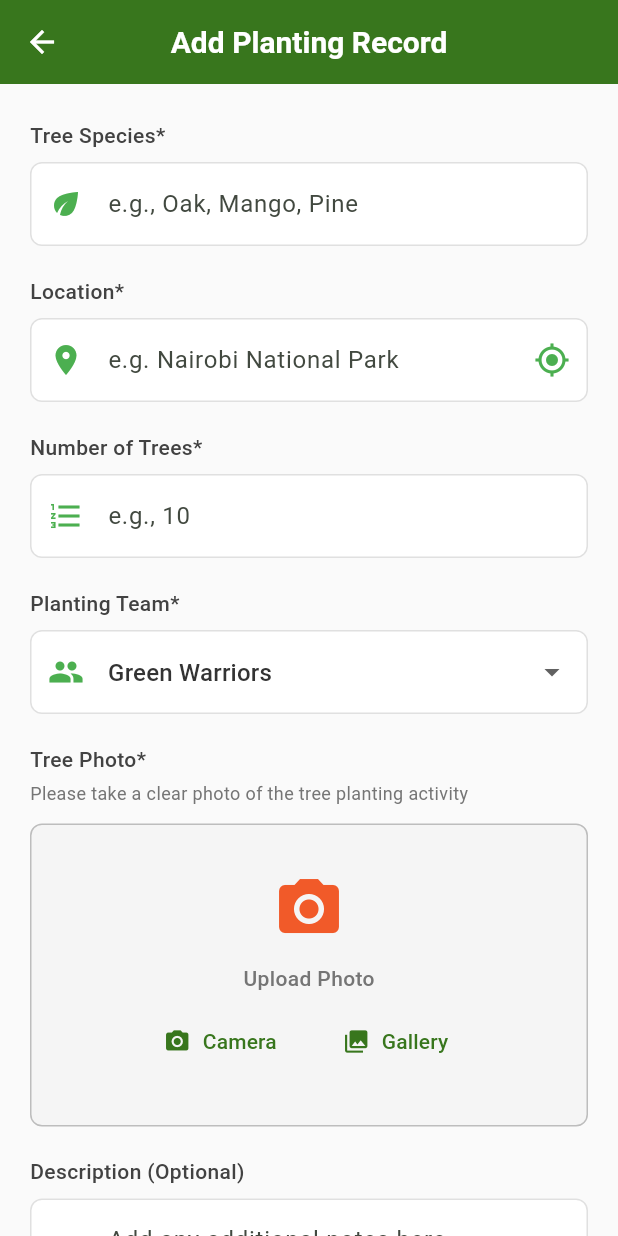
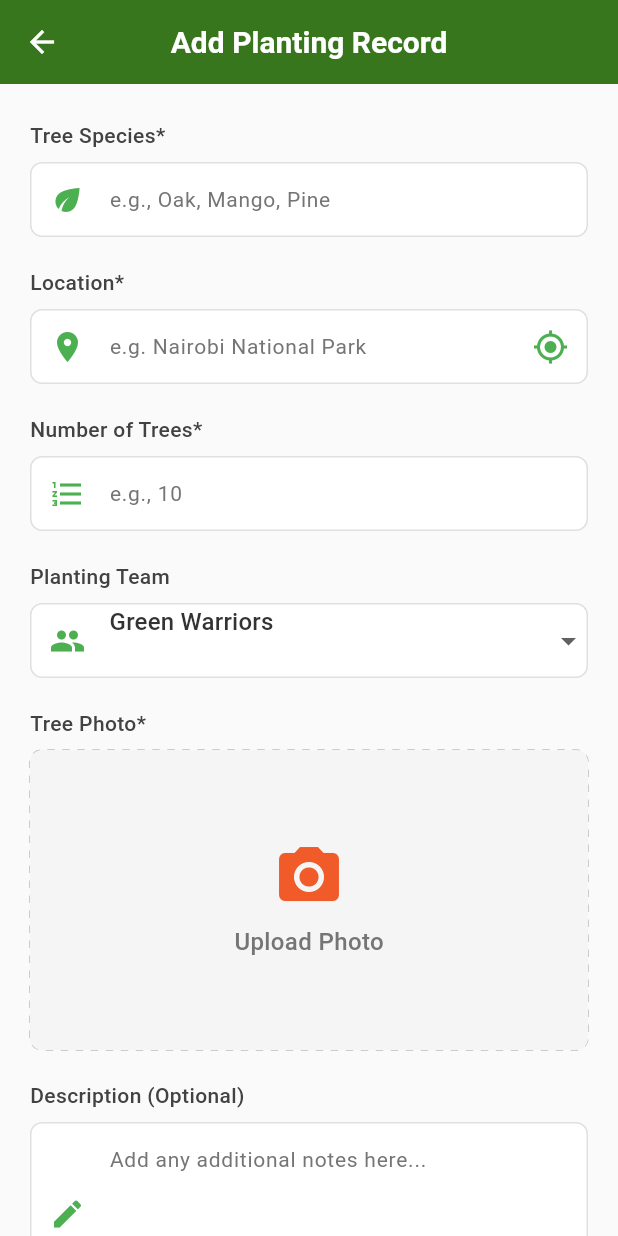
Before and after one commit to Kmtengo/pmi_tree_tracker, a Flutter app: the AddTreeScreen screen opened directly, on a phone screen of 412 x 824 dp. Run offline on Flutter 3.47's test engine with Material 3 defaults, Android fonts, the light colour scheme and no system bars; our stand-ins replace cached_network_image, camera, connectivity_plus, flutter_image_compress, geolocator, google_maps_flutter and 4 more; missing offline and left inert: webview_flutter_android, webview_flutter_wkwebview; accounts and stored records are empty; Roboto replaces fonts that are missing (Segoe UI).

Commit message:
Refactor AddTreeScreen for improved UI and functionality
- Introduced a new input field method to streamline form field creation and enhance consistency.
- Updated layout properties for better alignment and spacing across input fields.
- Enhanced the photo upload section with a custom dashed border and clearer interaction options.
- Added a modal for photo selection to improve user experience when uploading images.
- Refined styles and properties for various UI elements to ensure a cohesive design.

```diff
--- a/lib/screens/add_tree_screen.dart
+++ b/lib/screens/add_tree_screen.dart
@@ -2,6 +2,8 @@
 import 'package:provider/provider.dart';
 import 'package:geolocator/geolocator.dart';
 import 'dart:io';
+import 'dart:ui';
+import 'dart:math' as math;
 import '../view_models/tree_view_model.dart';
 import '../services/photo_service.dart';
 import '../widgets/photo_viewer_widgets.dart';
@@ -226,8 +228,10 @@
             color: Colors.white,
             fontWeight: FontWeight.w600,
             fontSize: 20,
+            fontFamily: 'Roboto',
           ),
         ),
+        centerTitle: true,
         leading: IconButton(
           icon: const Icon(Icons.arrow_back, color: Colors.white),
           onPressed: () => Navigator.of(context).pop(),
@@ -240,17 +244,15 @@
             child: Form(
               key: _formKey,
               child: Column(
-                crossAxisAlignment: CrossAxisAlignment.start,
+                crossAxisAlignment: CrossAxisAlignment.stretch,
                 children: [
                   // Tree Species Field
                   _buildLabel('Tree Species*'),
                   const SizedBox(height: 8),
-                  TextFormField(
+                  _buildInputField(
                     controller: _speciesController,
-                    decoration: _buildInputDecoration(
-                      'e.g., Oak, Mango, Pine',
-                      Icons.eco,
-                    ),
+                    hintText: 'e.g., Oak, Mango, Pine',
+                    prefixIcon: const Icon(Icons.eco, color: Color(0xFF4CAF50)),
                     validator: (value) {
                       if (value == null || value.isEmpty) {
                         return 'Please enter tree species';
@@ -263,24 +265,9 @@
                   // Location Field
                   _buildLabel('Location*'),
                   const SizedBox(height: 8),
-                  TextFormField(
+                  _buildInputField(
                     controller: _locationController,
-                    decoration: InputDecoration(
                     hintText: 'e.g. Nairobi National Park',
-                      filled: true,
-                      fillColor: Colors.white,
-                      border: OutlineInputBorder(
-                        borderRadius: BorderRadius.circular(8),
-                        borderSide: const BorderSide(color: Color(0xFFE0E0E0)),
-                      ),
-                      enabledBorder: OutlineInputBorder(
-                        borderRadius: BorderRadius.circular(8),
-                        borderSide: const BorderSide(color: Color(0xFFE0E0E0)),
-                      ),
-                      focusedBorder: OutlineInputBorder(
-                        borderRadius: BorderRadius.circular(8),
-                        borderSide: BorderSide(color: Theme.of(context).colorScheme.primary),
-                      ),
                     prefixIcon: const Icon(Icons.location_on, color: Color(0xFF4CAF50)),
                     suffixIcon: _isGettingLocation
                         ? const SizedBox(
@@ -295,8 +282,6 @@
                             icon: const Icon(Icons.my_location, color: Color(0xFF4CAF50)),
                             onPressed: _getCurrentLocation,
                           ),
-                      contentPadding: const EdgeInsets.symmetric(horizontal: 16, vertical: 16),
-                    ),
                     validator: (value) {
                       if (value == null || value.isEmpty) {
                         return 'Please enter location';
@@ -309,13 +294,11 @@
                   // Number of Trees Field
                   _buildLabel('Number of Trees*'),
                   const SizedBox(height: 8),
-                  TextFormField(
+                  _buildInputField(
                     controller: _quantityController,
+                    hintText: 'e.g., 10',
                     keyboardType: TextInputType.number,
-                    decoration: _buildInputDecoration(
-                      'e.g., 10',
-                      Icons.format_list_numbered,
-                    ),
+                    prefixIcon: const Icon(Icons.format_list_numbered, color: Color(0xFF4CAF50)),
                     validator: (value) {
                       if (value == null || value.isEmpty) {
                         return 'Please enter number of trees';
@@ -329,13 +312,20 @@
                   const SizedBox(height: 20),
 
                   // Planting Team Field
-                  _buildLabel('Planting Team*'),
+                  _buildLabel('Planting Team'),
                   const SizedBox(height: 8),
-                  DropdownButtonFormField<String>(
+                  Container(
+                    decoration: BoxDecoration(
+                      color: Colors.white,
+                      borderRadius: BorderRadius.circular(8),
+                      border: Border.all(color: const Color(0xFFE0E0E0)),
+                    ),
+                    child: DropdownButtonFormField<String>(
                       value: _teamName,
-                    decoration: _buildInputDecoration(
-                      'Select Team',
-                      Icons.group,
+                      decoration: const InputDecoration(
+                        prefixIcon: Icon(Icons.group, color: Color(0xFF4CAF50)),
+                        border: InputBorder.none,
+                        contentPadding: EdgeInsets.symmetric(horizontal: 16),
                       ),
                       items: _teamNames.map((String team) {
                         return DropdownMenuItem<String>(
@@ -349,127 +339,32 @@
                         });
                       },
                     ),
+                  ),
                   const SizedBox(height: 20),
 
                   // Photo Upload Section
                   _buildLabel('Tree Photo*'),
-                  const SizedBox(height: 4),
-                  const Text(
-                    'Please take a clear photo of the tree planting activity',
-                    style: TextStyle(
-                      fontSize: 12,
-                      color: Color(0xFF757575),
-                    ),
-                  ),
-                  const SizedBox(height: 12),
-                  Container(
-                    decoration: BoxDecoration(
-                      borderRadius: BorderRadius.circular(8),
-                      border: Border.all(
-                        color: const Color(0xFFBDBDBD),
-                        style: BorderStyle.solid,
-                        width: 1,
-                      ),
-                      color: const Color(0xFFF5F5F5),
-                    ),
-                    child: _imagePath == null
-                        ? InkWell(
-                            onTap: _takePhoto,
-                            child: Padding(
-                              padding: const EdgeInsets.symmetric(vertical: 32),
-                              child: Column(
-                                children: [
-                                  Icon(
-                                    Icons.photo_camera,
-                                    size: 48,
-                                    color: Theme.of(context).colorScheme.secondary,
-                                  ),
-                                  const SizedBox(height: 12),
-                                  const Text(
-                                    'Upload Photo',
-                                    style: TextStyle(
-                                      color: Color(0xFF757575),
-                                      fontWeight: FontWeight.w500,
-                                    ),
-                                  ),
                   const SizedBox(height: 8),
-                                  Row(
-                                    mainAxisAlignment: MainAxisAlignment.center,
-                                    children: [
-                                      TextButton.icon(
-                                        icon: const Icon(Icons.camera_alt),
-                                        label: const Text('Camera'),
-                                        onPressed: _takePhoto,
-                                        style: TextButton.styleFrom(
-                                          foregroundColor: const Color(0xFF38761D),
-                                        ),
-                                      ),
-                                      const SizedBox(width: 16),
-                                      TextButton.icon(
-                                        icon: const Icon(Icons.photo_library),
-                                        label: const Text('Gallery'),
-                                        onPressed: _chooseFromGallery,
-                                        style: TextButton.styleFrom(
-                                          foregroundColor: const Color(0xFF38761D),
-                                        ),
-                                      ),
-                                    ],
-                                  ),
-                                ],
-                              ),
-                            ),
-                          )
-                        : Stack(
-                            children: [
-                              GestureDetector(
-                                onTap: _viewImage,
-                                child: ClipRRect(
-                                  borderRadius: BorderRadius.circular(8),
-                                  child: Image.file(
-                                    File(_imagePath!),
-                                    height: 200,
-                                    width: double.infinity,
-                                    fit: BoxFit.cover,
-                                  ),
-                                ),
-                              ),
-                              Positioned(
-                                right: 8,
-                                bottom: 8,
-                                child: Container(
-                                  decoration: BoxDecoration(
-                                    color: Colors.black.withOpacity(0.6),
-                                    borderRadius: BorderRadius.circular(20),
-                                  ),
-                                  child: IconButton(
-                                    icon: const Icon(Icons.zoom_in, color: Colors.white),
-                                    onPressed: _viewImage,
-                                  ),
-                                ),
-                              ),
-                            ],
-                          ),
-                  ),
+                  _buildPhotoUploadArea(),
                   const SizedBox(height: 20),
 
                   // Description Field
                   _buildLabel('Description (Optional)'),
                   const SizedBox(height: 8),
-                  TextFormField(
+                  _buildInputField(
                     controller: _notesController,
-                    maxLines: 3,
-                    decoration: _buildInputDecoration(
-                      'Add any additional notes here...',
-                      Icons.edit,
-                    ),
+                    hintText: 'Add any additional notes here...',
+                    maxLines: 4,
+                    prefixIcon: const Icon(Icons.edit, color: Color(0xFF4CAF50)),
                   ),
                   const SizedBox(height: 32),
 
                   // Submit Button
                   SizedBox(
-                    width: double.infinity,
-                    height: 52,
-                    child: ElevatedButton(
+                    height: 56,
+                    child: ElevatedButton.icon(
+                      icon: const Icon(Icons.check),
+                      label: const Text('Submit Record'),
                       onPressed: treeViewModel.isLoading ? null : _addTree,
                       style: ElevatedButton.styleFrom(
                         backgroundColor: const Color(0xFF38761D),
@@ -477,22 +372,10 @@
                         shape: RoundedRectangleBorder(
                           borderRadius: BorderRadius.circular(8),
                         ),
-                        elevation: 0,
-                      ),
-                      child: treeViewModel.isLoading
-                          ? const SizedBox(
-                              width: 24,
-                              height: 24,
-                              child: CircularProgressIndicator(
-                                color: Colors.white,
-                                strokeWidth: 2,
-                              ),
-                            )
-                          : const Text(
-                              'Submit Record',
-                              style: TextStyle(
+                        textStyle: const TextStyle(
                           fontSize: 16,
                           fontWeight: FontWeight.w600,
+                          fontFamily: 'Roboto',
                         ),
                       ),
                     ),
@@ -513,29 +396,191 @@
         fontSize: 14,
         fontWeight: FontWeight.w500,
         color: Color(0xFF424242),
+        fontFamily: 'Roboto',
       ),
     );
   }
 
-  InputDecoration _buildInputDecoration(String hint, IconData icon) {
-    return InputDecoration(
-      hintText: hint,
-      filled: true,
-      fillColor: Colors.white,
-      border: OutlineInputBorder(
+  Widget _buildInputField({
+    required TextEditingController controller,
+    required String hintText,
+    Widget? prefixIcon,
+    Widget? suffixIcon,
+    TextInputType? keyboardType,
+    int maxLines = 1,
+    String? Function(String?)? validator,
+  }) {
+    return Container(
+      decoration: BoxDecoration(
+        color: Colors.white,
         borderRadius: BorderRadius.circular(8),
-        borderSide: const BorderSide(color: Color(0xFFE0E0E0)),
+        border: Border.all(color: const Color(0xFFE0E0E0)),
       ),
-      enabledBorder: OutlineInputBorder(
+      child: TextFormField(
+        controller: controller,
+        keyboardType: keyboardType,
+        maxLines: maxLines,
+        decoration: InputDecoration(
+          hintText: hintText,
+          hintStyle: const TextStyle(
+            color: Color(0xFF757575),
+            fontSize: 14,
+          ),
+          prefixIcon: prefixIcon,
+          suffixIcon: suffixIcon,
+          border: InputBorder.none,
+          contentPadding: const EdgeInsets.symmetric(horizontal: 16, vertical: 12),
+        ),
+        validator: validator,
+      ),
+    );
+  }
+
+  Widget _buildPhotoUploadArea() {
+    return GestureDetector(
+      onTap: _imagePath == null ? _showPhotoOptions : _viewImage,
+      child: CustomPaint(
+        painter: DashedBorderPainter(
+          color: const Color(0xFFBDBDBD),
+          strokeWidth: 1,
+          gap: 5.0,
+        ),
+        child: Container(
+          height: 200,
+          decoration: BoxDecoration(
+            color: const Color(0xFFF5F5F5),
             borderRadius: BorderRadius.circular(8),
-        borderSide: const BorderSide(color: Color(0xFFE0E0E0)),
           ),
-      focusedBorder: OutlineInputBorder(
+          child: _imagePath == null
+              ? Column(
+                  mainAxisAlignment: MainAxisAlignment.center,
+                  children: [
+                    Icon(
+                      Icons.photo_camera,
+                      size: 48,
+                      color: Theme.of(context).colorScheme.secondary,
+                    ),
+                    const SizedBox(height: 8),
+                    const Text(
+                      'Upload Photo',
+                      style: TextStyle(
+                        fontSize: 16,
+                        color: Color(0xFF757575),
+                        fontWeight: FontWeight.w500,
+                      ),
+                    ),
+                  ],
+                )
+              : Stack(
+                  children: [
+                    ClipRRect(
                       borderRadius: BorderRadius.circular(8),
-        borderSide: const BorderSide(color: Color(0xFF38761D)),
+                      child: Image.file(
+                        File(_imagePath!),
+                        fit: BoxFit.cover,
+                        width: double.infinity,
+                        height: double.infinity,
                       ),
-      prefixIcon: Icon(icon, color: const Color(0xFF4CAF50)),
-      contentPadding: const EdgeInsets.symmetric(horizontal: 16, vertical: 16),
+                    ),
+                    Positioned(
+                      right: 8,
+                      bottom: 8,
+                      child: Container(
+                        decoration: BoxDecoration(
+                          color: Colors.black.withOpacity(0.6),
+                          borderRadius: BorderRadius.circular(20),
+                        ),
+                        child: IconButton(
+                          icon: const Icon(Icons.zoom_in, color: Colors.white),
+                          onPressed: _viewImage,
+                        ),
+                      ),
+                    ),
+                  ],
+                ),
+        ),
+      ),
+    );
+  }
+
+  void _showPhotoOptions() {
+    showModalBottomSheet(
+      context: context,
+      shape: const RoundedRectangleBorder(
+        borderRadius: BorderRadius.vertical(top: Radius.circular(16)),
+      ),
+      builder: (context) => SafeArea(
+        child: Column(
+          mainAxisSize: MainAxisSize.min,
+          children: [
+            ListTile(
+              leading: const Icon(Icons.camera_alt, color: Color(0xFF4CAF50)),
+              title: const Text('Take Photo'),
+              onTap: () {
+                Navigator.pop(context);
+                _takePhoto();
+              },
+            ),
+            ListTile(
+              leading: const Icon(Icons.photo_library, color: Color(0xFF4CAF50)),
+              title: const Text('Choose from Gallery'),
+              onTap: () {
+                Navigator.pop(context);
+                _chooseFromGallery();
+              },
+            ),
+          ],
+        ),
+      ),
     );
   }
 }
+
+class DashedBorderPainter extends CustomPainter {
+  final Color color;
+  final double strokeWidth;
+  final double gap;
+
+  DashedBorderPainter({
+    this.color = Colors.black,
+    this.strokeWidth = 1.0,
+    this.gap = 5.0,
+  });
+
+  @override
+  void paint(Canvas canvas, Size size) {
+    final Paint paint = Paint()
+      ..color = color
+      ..strokeWidth = strokeWidth
+      ..style = PaintingStyle.stroke;
+
+    final Path path = Path()
+      ..addRRect(RRect.fromRectAndRadius(
+        Rect.fromLTWH(0, 0, size.width, size.height),
+        const Radius.circular(8),
+      ));
+
+    final Path dashedPath = Path();
+    final double dashWidth = 5.0;
+
+    for (PathMetric metric in path.computeMetrics()) {
+      double distance = 0.0;
+      while (distance < metric.length) {
+        dashedPath.addPath(
+          metric.extractPath(distance, distance + dashWidth),
+          Offset.zero,
+        );
+        distance += dashWidth + gap;
+      }
+    }
+
+    canvas.drawPath(dashedPath, paint);
+  }
+
+  @override
+  bool shouldRepaint(DashedBorderPainter oldDelegate) {
+    return oldDelegate.color != color ||
+        oldDelegate.strokeWidth != strokeWidth ||
+        oldDelegate.gap != gap;
+  }
+}
```
Lines whose indentation alone changed are shown as unchanged.
